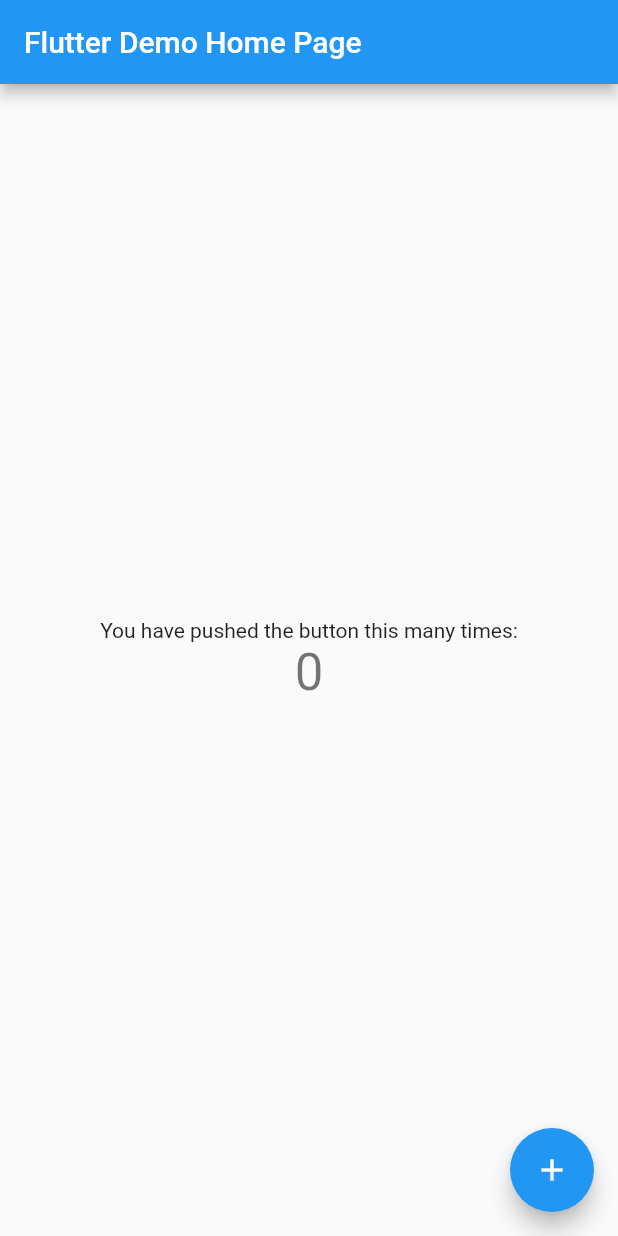
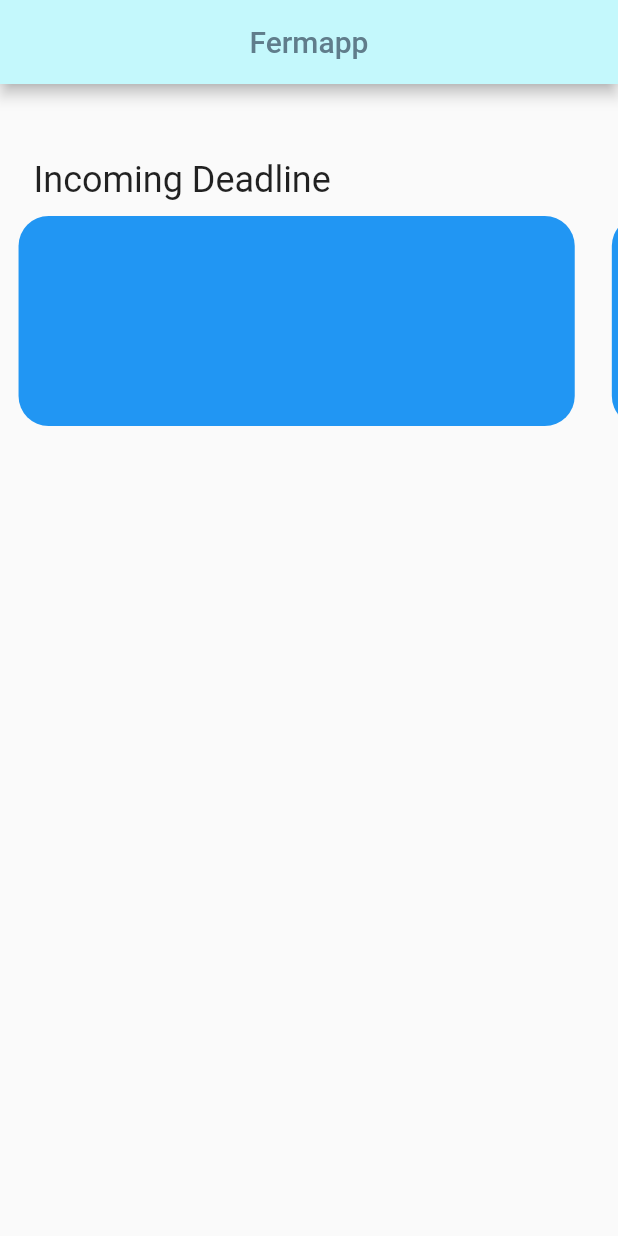
Before and after one commit to haverzard/Fermapp, a Flutter app: the screen it shows after launch, on a phone screen of 412 x 824 dp. Run offline on Flutter 3.47's test engine with Material 2 defaults, Android fonts, the phone set to English and light mode, and no system bars.

Commit message:
Init home ui & create simple structure

```diff
--- /dev/null
+++ b/lib/home.dart
@@ -0,0 +1,94 @@
+import 'package:flutter/material.dart';
+
+class Home extends StatefulWidget {
+  @override
+  _HomeState createState() => _HomeState();
+}
+
+class _HomeState extends State<Home> {
+  @override
+  Widget build(BuildContext context) {
+    var screenSize = MediaQuery.of(context).size;
+    return Scaffold(
+      appBar: AppBar(
+        title: Text(
+          "Fermapp",
+          style: TextStyle(
+            color: Colors.blueGrey
+          )
+        ),
+        centerTitle: true,
+        backgroundColor: Color.fromRGBO(196, 248, 252, 1),
+      ),
+      body: SafeArea(
+        child: Column(
+          children: <Widget>[
+            SizedBox(height: 50),
+            Container(
+              height: 200,
+              child: ListView(
+                  scrollDirection: Axis.horizontal,
+                  children: <Widget>[
+                    Padding(
+                      padding: EdgeInsets.fromLTRB(screenSize.width * 0.03, 0, screenSize.width * 0.03, 0),
+                      child: Column(
+                        crossAxisAlignment: CrossAxisAlignment.start,
+                        children: <Widget>[
+                          Container(
+                            padding: EdgeInsets.fromLTRB(10, 0, 0, 10),
+                            child: Text(
+                              "Incoming Deadline",
+                              style: TextStyle(
+                                  fontSize: 24.0
+                              ),
+                            ),
+                            alignment: Alignment(-1.0, 0),
+                          ),
+                          Container(
+                            decoration: BoxDecoration(
+                                color: Colors.blue,
+                                borderRadius: BorderRadius.all(Radius.circular(20))
+                            ),
+                            width: MediaQuery.of(context).size.width * 0.9,
+                            height: 140,
+                            padding: null,
+                          )
+                        ],
+                      ),
+                    ),
+                    Padding(
+                      padding: EdgeInsets.fromLTRB(screenSize.width * 0.03, 0, screenSize.width * 0.03, 0),
+                      child: Column(
+                        crossAxisAlignment: CrossAxisAlignment.start,
+                        children: <Widget>[
+                          Container(
+                            padding: EdgeInsets.fromLTRB(10, 0, 0, 10),
+                            child: Text(
+                              "Incoming Deadline",
+                              style: TextStyle(
+                                  fontSize: 24.0
+                              ),
+                            ),
+                            alignment: Alignment(-1.0, 0),
+                          ),
+                          Container(
+                            decoration: BoxDecoration(
+                                color: Colors.blue,
+                                borderRadius: BorderRadius.all(Radius.circular(20))
+                            ),
+                            width: MediaQuery.of(context).size.width * 0.9,
+                            height: 140,
+                            padding: null,
+                          )
+                        ],
+                      ),
+                    ),
+                  ],
+              ),
+            ),
+          ]
+        )
+      )
+    );
+  }
+}
--- a/lib/main.dart
+++ b/lib/main.dart
@@ -1,4 +1,5 @@
 import 'package:flutter/material.dart';
+import 'package:fermapp/home.dart';
 
 void main() {
   runApp(MyApp());
@@ -9,109 +10,10 @@ class MyApp extends StatelessWidget {
   @override
   Widget build(BuildContext context) {
     return MaterialApp(
-      title: 'Flutter Demo',
-      theme: ThemeData(
-        // This is the theme of your application.
-        //
-        // Try running your application with "flutter run". You'll see the
-        // application has a blue toolbar. Then, without quitting the app, try
-        // changing the primarySwatch below to Colors.green and then invoke
-        // "hot reload" (press "r" in the console where you ran "flutter run",
-        // or simply save your changes to "hot reload" in a Flutter IDE).
-        // Notice that the counter didn't reset back to zero; the application
-        // is not restarted.
-        primarySwatch: Colors.blue,
-        // This makes the visual density adapt to the platform that you run
-        // the app on. For desktop platforms, the controls will be smaller and
-        // closer together (more dense) than on mobile platforms.
-        visualDensity: VisualDensity.adaptivePlatformDensity,
-      ),
-      home: MyHomePage(title: 'Flutter Demo Home Page'),
+      initialRoute: "/",
+      routes: {
+        "/": (context) => Home(),
+      }
     );
   }
 }
-
-class MyHomePage extends StatefulWidget {
-  MyHomePage({Key key, this.title}) : super(key: key);
-
-  // This widget is the home page of your application. It is stateful, meaning
-  // that it has a State object (defined below) that contains fields that affect
-  // how it looks.
-
-  // This class is the configuration for the state. It holds the values (in this
-  // case the title) provided by the parent (in this case the App widget) and
-  // used by the build method of the State. Fields in a Widget subclass are
-  // always marked "final".
-
-  final String title;
-
-  @override
-  _MyHomePageState createState() => _MyHomePageState();
-}
-
-class _MyHomePageState extends State<MyHomePage> {
-  int _counter = 0;
-
-  void _incrementCounter() {
-    setState(() {
-      // This call to setState tells the Flutter framework that something has
-      // changed in this State, which causes it to rerun the build method below
-      // so that the display can reflect the updated values. If we changed
-      // _counter without calling setState(), then the build method would not be
-      // called again, and so nothing would appear to happen.
-      _counter++;
-    });
-  }
-
-  @override
-  Widget build(BuildContext context) {
-    // This method is rerun every time setState is called, for instance as done
-    // by the _incrementCounter method above.
-    //
-    // The Flutter framework has been optimized to make rerunning build methods
-    // fast, so that you can just rebuild anything that needs updating rather
-    // than having to individually change instances of widgets.
-    return Scaffold(
-      appBar: AppBar(
-        // Here we take the value from the MyHomePage object that was created by
-        // the App.build method, and use it to set our appbar title.
-        title: Text(widget.title),
-      ),
-      body: Center(
-        // Center is a layout widget. It takes a single child and positions it
-        // in the middle of the parent.
-        child: Column(
-          // Column is also a layout widget. It takes a list of children and
-          // arranges them vertically. By default, it sizes itself to fit its
-          // children horizontally, and tries to be as tall as its parent.
-          //
-          // Invoke "debug painting" (press "p" in the console, choose the
-          // "Toggle Debug Paint" action from the Flutter Inspector in Android
-          // Studio, or the "Toggle Debug Paint" command in Visual Studio Code)
-          // to see the wireframe for each widget.
-          //
-          // Column has various properties to control how it sizes itself and
-          // how it positions its children. Here we use mainAxisAlignment to
-          // center the children vertically; the main axis here is the vertical
-          // axis because Columns are vertical (the cross axis would be
-          // horizontal).
-          mainAxisAlignment: MainAxisAlignment.center,
-          children: <Widget>[
-            Text(
-              'You have pushed the button this many times:',
-            ),
-            Text(
-              '$_counter',
-              style: Theme.of(context).textTheme.headline4,
-            ),
-          ],
-        ),
-      ),
-      floatingActionButton: FloatingActionButton(
-        onPressed: _incrementCounter,
-        tooltip: 'Increment',
-        child: Icon(Icons.add),
-      ), // This trailing comma makes auto-formatting nicer for build methods.
-    );
-  }
-}
```
